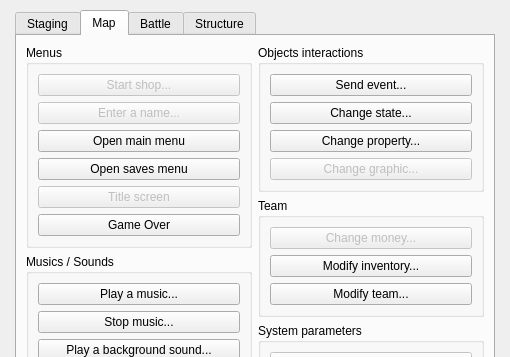
The window that Editor/Dialogs/dialogcommands.ui (RPG-Paper-Maker/RPG-Paper-Maker) describes before a commit, drawn with Qt 5; both pictures show x 0 to 510 and y 0 to 357 of the 510 by 600 pixel window.
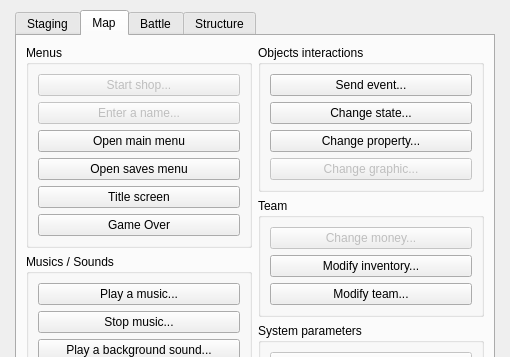
The same window after the commit. The open tabs and pages were chosen to show the change.

Commit message: Command title screen

```diff
--- a/Editor/Dialogs/dialogcommands.ui
+++ b/Editor/Dialogs/dialogcommands.ui
@@ -401,7 +401,7 @@
                 <item>
                  <widget class="QPushButton" name="pushButtonTitleScreen">
                   <property name="enabled">
-                   <bool>false</bool>
+                   <bool>true</bool>
                   </property>
                   <property name="text">
                    <string>Title screen</string>
```
The commit also changes 4 other files.
